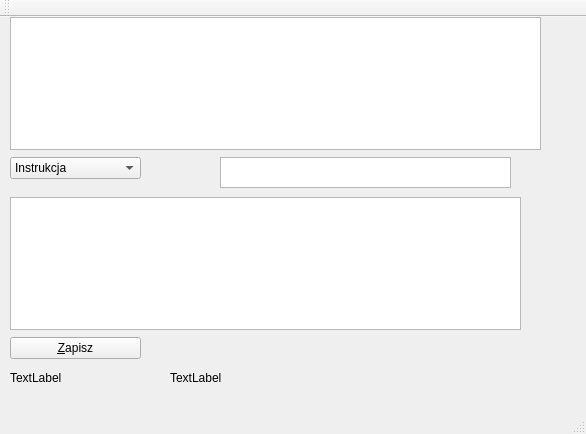
Above: mainwindow.ui from Nieminimalnofazowi/projektKlawiatura before the change. Below: the same form after it.
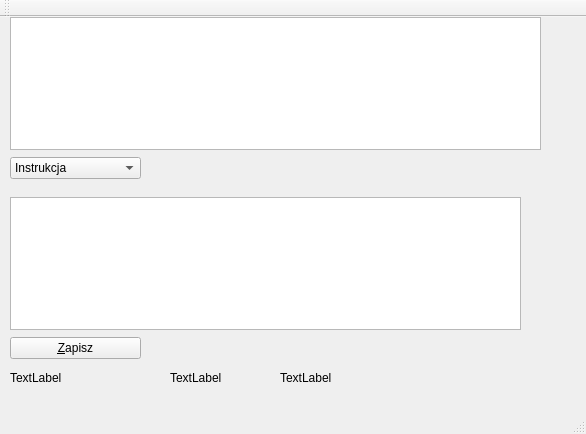
That is the form after the change.

What changed in the file:
```diff
--- a/mainwindow.ui
+++ b/mainwindow.ui
@@ -147,16 +147,6 @@
      </property>
     </item>
    </widget>
-   <widget class="QTextEdit" name="tekstProba">
-    <property name="geometry">
-     <rect>
-      <x>220</x>
-      <y>140</y>
-      <width>291</width>
-      <height>31</height>
-     </rect>
-    </property>
-   </widget>
    <widget class="QLabel" name="wordsPerMinute">
     <property name="geometry">
      <rect>
@@ -170,6 +160,19 @@
      <string>TextLabel</string>
     </property>
    </widget>
+   <widget class="QLabel" name="mistakesCounter">
+    <property name="geometry">
+     <rect>
+      <x>280</x>
+      <y>350</y>
+      <width>101</width>
+      <height>21</height>
+     </rect>
+    </property>
+    <property name="text">
+     <string>TextLabel</string>
+    </property>
+   </widget>
   </widget>
   <widget class="QMenuBar" name="menuBar">
    <property name="geometry">
```
